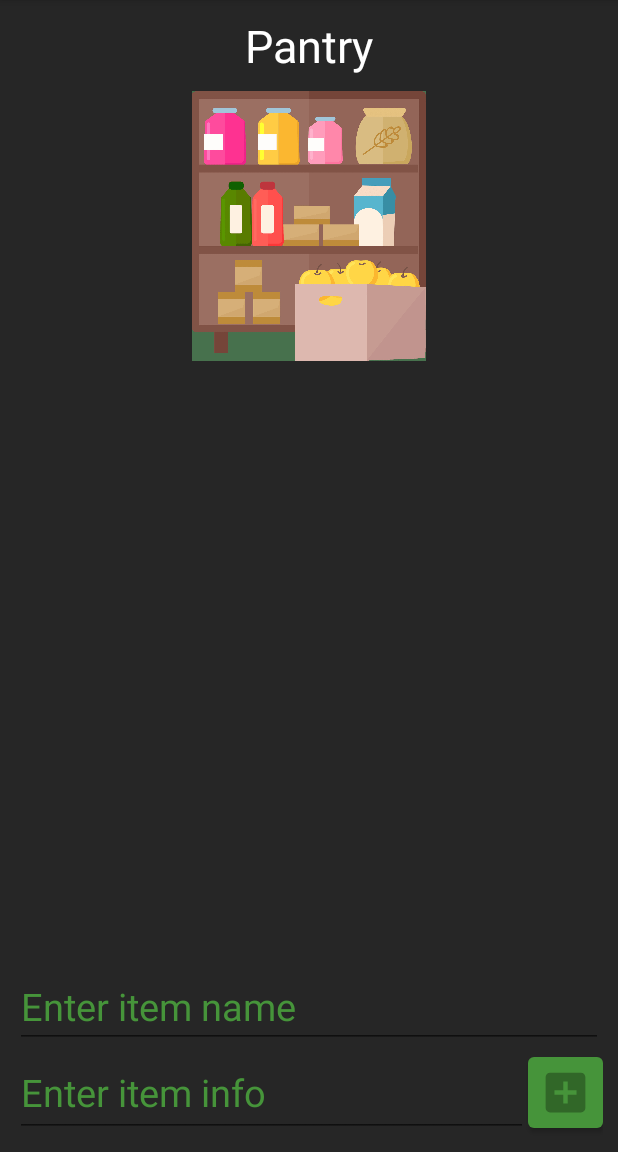
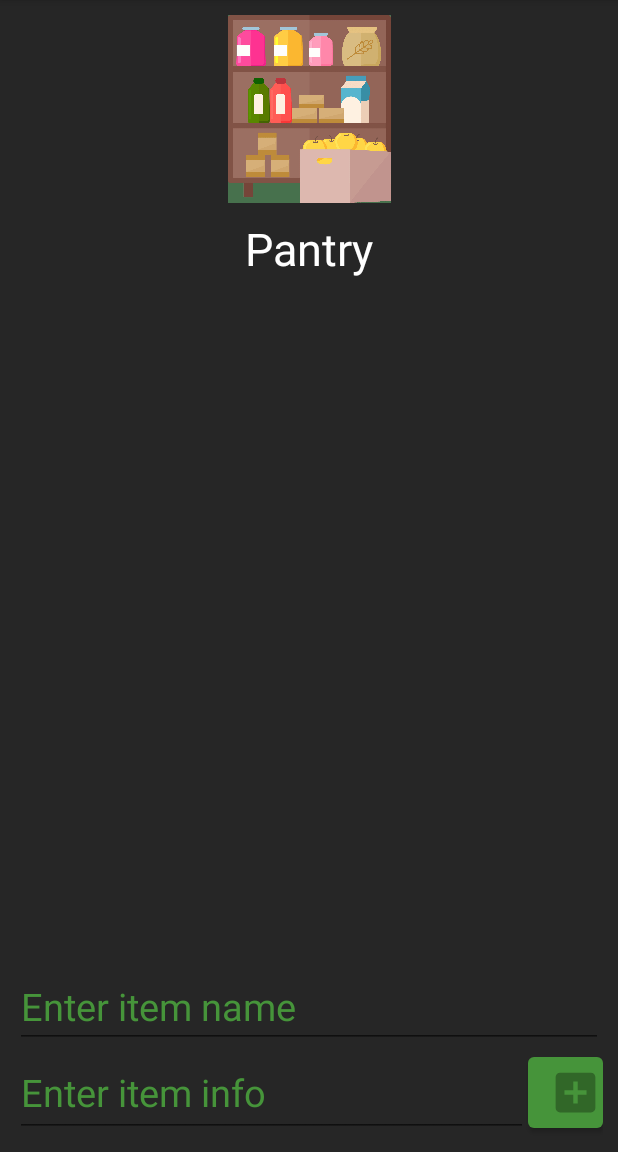
Before and after one commit to aditya-arcot/GroceryList, an Android app: the PantryActivity screen opened directly, with no data from a screen before it, on a phone screen of 412 x 824 dp, the part 84-1236 px from its top. Run offline under Robolectric (Android 15) with nearby library versions, the phone set to English and light mode, and no system bars.

Commit message:
Pantry activity - added menu to delete, move to grocery list, strikethrough - added long press to edit - layout changes
Map activity
- added map info click Google Maps intent

List activity
- fixed list options logic

Reduced spacing on main screen for smaller phones

```diff
--- a/app/src/main/java/com/example/grocerylist/SharedPreferencesFunctions.kt
+++ b/app/src/main/java/com/example/grocerylist/SharedPreferencesFunctions.kt
@@ -51,9 +51,5 @@ class SharedPreferencesFunctions {
             return lst
         }
 
-        fun savePantryList(data: ArrayList<PantryItem>, sharedPrefs: SharedPreferences) {
-
-        }
-
     }
 }
--- a/app/src/main/java/com/example/grocerylist/pantry/PantryActivity.kt
+++ b/app/src/main/java/com/example/grocerylist/pantry/PantryActivity.kt
@@ -4,6 +4,7 @@ import android.content.Context
 import android.content.SharedPreferences
 import android.os.Bundle
 import android.preference.PreferenceManager
+import android.util.Log
 import android.view.MotionEvent
 import android.view.inputmethod.InputMethodManager
 import android.widget.Button
@@ -18,6 +19,8 @@ lateinit var sharedPrefs: SharedPreferences
 
 class PantryActivity : AppCompatActivity() {
     override fun onCreate(savedInstanceState: Bundle?) {
+        Log.i("custom", "Opened pantry activity")
+
         super.onCreate(savedInstanceState)
         setContentView(R.layout.activity_pantry)
 
@@ -26,7 +29,8 @@ class PantryActivity : AppCompatActivity() {
         val lst = SharedPreferencesFunctions.loadPantry(sharedPrefs)
         data = if (lst != null) lst else ArrayList()
 
-        val adapter = PantryItemAdapter(this){ checkBoxClick() }
+        //val adapter = PantryItemAdapter(this){ checkBoxClick() }
+        val adapter = PantryItemAdapter(this)
 
         val recyclerView = findViewById<RecyclerView>(R.id.pantry_recycler_view)
         recyclerView.adapter = adapter
@@ -38,15 +42,11 @@ class PantryActivity : AppCompatActivity() {
 
     }
 
-    private fun checkBoxClick(){
-        SharedPreferencesFunctions.savePantry(data, sharedPrefs)
-    }
-
     private fun buttonClicked(nameField: EditText, infoField: EditText, adapter: PantryItemAdapter){
         val name = nameField.text.toString().replace("\n", " ")
         val info = infoField.text.toString().replace("\n", " ")
 
-        if (name != "" && info != ""){
+        if (name != ""){ //info can be blank
             nameField.setText("")
             infoField.setText("")
 
@@ -54,6 +54,9 @@ class PantryActivity : AppCompatActivity() {
             adapter.notifyItemChanged(data.size - 1)
 
             SharedPreferencesFunctions.savePantry(data, sharedPrefs)
+        }
+        else {
+            //Toast?
         }
     }
 
--- a/app/src/main/res/layout/activity_list.xml
+++ b/app/src/main/res/layout/activity_list.xml
@@ -2,8 +2,8 @@
 <androidx.constraintlayout.widget.ConstraintLayout
     xmlns:android="http://schemas.android.com/apk/res/android"
     xmlns:app="http://schemas.android.com/apk/res-auto"
+    xmlns:tools="http://schemas.android.com/tools"
 
-    xmlns:tools="http://schemas.android.com/tools"
     android:padding="10dp"
     android:background="@color/grey"
 
--- a/app/src/main/res/layout/activity_main.xml
+++ b/app/src/main/res/layout/activity_main.xml
@@ -30,7 +30,7 @@
         android:id="@+id/grocery_list_button"
         android:text="View Grocery List"
 
-        android:layout_marginTop="40dp"
+        android:layout_marginTop="20dp"
 
 
         android:layout_width="wrap_content"
@@ -45,7 +45,7 @@
         android:id="@+id/pantry_button"
         android:text="View Pantry"
 
-        android:layout_marginTop="40dp"
+        android:layout_marginTop="20dp"
 
         android:layout_width="wrap_content"
         android:layout_height="wrap_content"
@@ -59,7 +59,7 @@
         android:id="@+id/nearby_grocery_stores_button"
         android:text="Nearby Grocery Stores"
 
-        android:layout_marginTop="40dp"
+        android:layout_marginTop="20dp"
 
         android:layout_width="wrap_content"
         android:layout_height="wrap_content"
--- a/app/src/main/res/layout/activity_pantry.xml
+++ b/app/src/main/res/layout/activity_pantry.xml
@@ -2,13 +2,28 @@
 <androidx.constraintlayout.widget.ConstraintLayout
     xmlns:android="http://schemas.android.com/apk/res/android"
     xmlns:app="http://schemas.android.com/apk/res-auto"
+    xmlns:tools="http://schemas.android.com/tools"
 
     android:padding="10dp"
     android:background="@color/grey"
 
     android:layout_width="match_parent"
-    android:layout_height="match_parent"
-    >
+    android:layout_height="match_parent">
+
+    <ImageView
+        android:id="@+id/pantry_image"
+        android:src="@drawable/pantry_image"
+        android:contentDescription="Pantry activity image"
+
+        android:adjustViewBounds="true"
+
+        android:layout_width="wrap_content"
+        android:layout_height="125dp"
+
+        app:layout_constraintLeft_toLeftOf="parent"
+        app:layout_constraintRight_toRightOf="parent"
+        app:layout_constraintTop_toTopOf="parent"
+        />
 
     <TextView
         android:id="@+id/pantry_text"
@@ -16,29 +31,16 @@
         android:textSize="30sp"
         android:textColor="@color/white"
 
+        android:padding="10dp"
+
         android:layout_width="wrap_content"
         android:layout_height="wrap_content"
 
         app:layout_constraintLeft_toLeftOf="parent"
         app:layout_constraintRight_toRightOf="parent"
-        app:layout_constraintTop_toTopOf="parent"
+        app:layout_constraintTop_toBottomOf="@id/pantry_image"
         />
 
-    <ImageView
-        android:id="@+id/pantry_image"
-        android:src="@drawable/pantry_image"
-        android:contentDescription="Pantry activity image"
-
-        android:padding="10dp"
-        android:adjustViewBounds="true"
-
-        android:layout_width="wrap_content"
-        android:layout_height="200dp"
-
-        app:layout_constraintLeft_toLeftOf="parent"
-        app:layout_constraintRight_toRightOf="parent"
-        app:layout_constraintTop_toBottomOf="@id/pantry_text"
-        />
 
     <androidx.recyclerview.widget.RecyclerView
         android:id="@+id/pantry_recycler_view"
@@ -48,7 +50,7 @@
         android:layout_width="match_parent"
         android:layout_height="0dp"
 
-        app:layout_constraintTop_toBottomOf="@id/pantry_image"
+        app:layout_constraintTop_toBottomOf="@id/pantry_text"
         app:layout_constraintBottom_toTopOf="@id/pantry_linear_layout"
         app:layout_constraintRight_toRightOf="parent"
         app:layout_constraintLeft_toLeftOf="parent"
@@ -80,7 +82,8 @@
             android:layout_weight="1"
             android:layout_width="match_parent"
             android:layout_height="0dp"
-            android:autofillHints="" />
+            tools:ignore="TextFields"
+            android:importantForAutofill="no" />
 
         <LinearLayout
             android:background="@color/grey"
@@ -107,10 +110,11 @@
                 android:id="@+id/pantry_add_button"
                 android:layout_width="50dp"
                 android:layout_height="fill_parent"
-                android:drawableRight="@drawable/ic_baseline_add_box_24"
+                android:drawableLeft="@drawable/ic_baseline_add_box_24"
 
                 android:paddingStart="14dp"
-                android:paddingEnd="7dp" />
+                android:paddingEnd="0dp"
+                />
 
         </LinearLayout>
 
```
Also changed, not shown: app/src/main/java/com/example/grocerylist/NearbyGroceryStoresActivity.kt (+24 -1 lines), app/src/main/java/com/example/grocerylist/list/ListActivity.kt (+0 -7 lines), app/src/main/java/com/example/grocerylist/list/ListItemAdapter.kt (+8 -11 lines), app/src/main/java/com/example/grocerylist/pantry/PantryItemAdapter.kt (+40 -10 lines).
